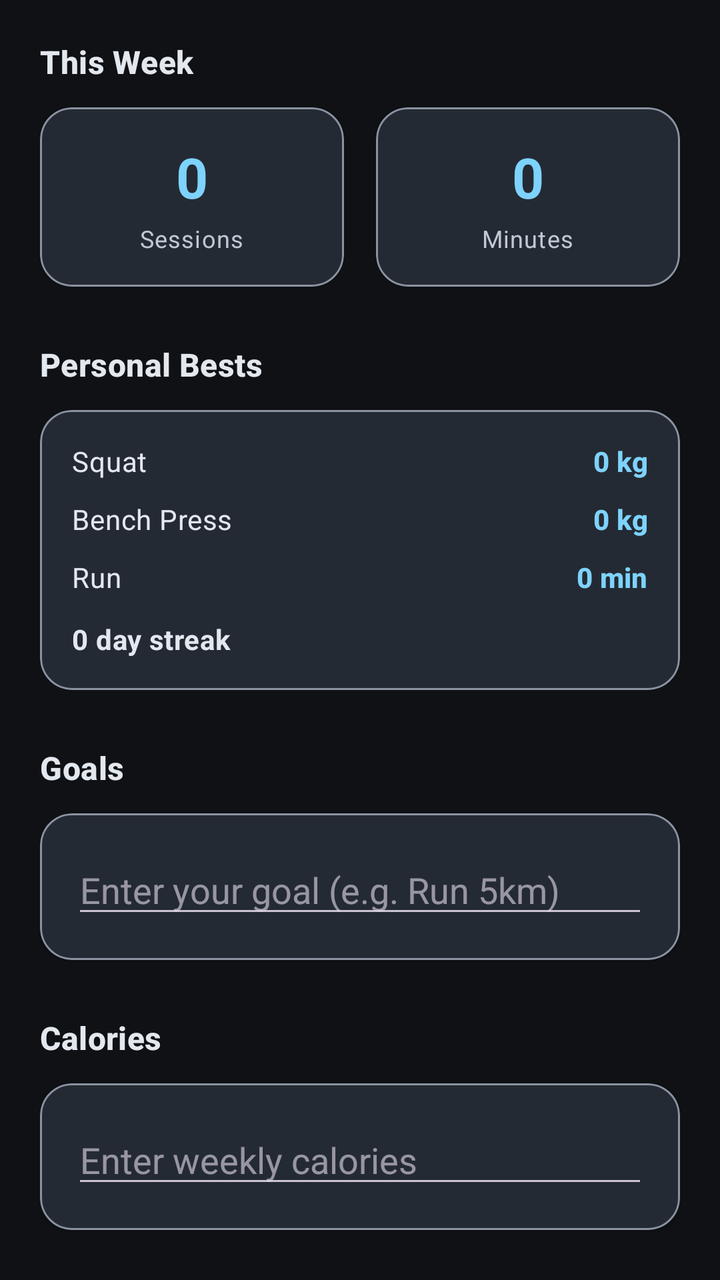
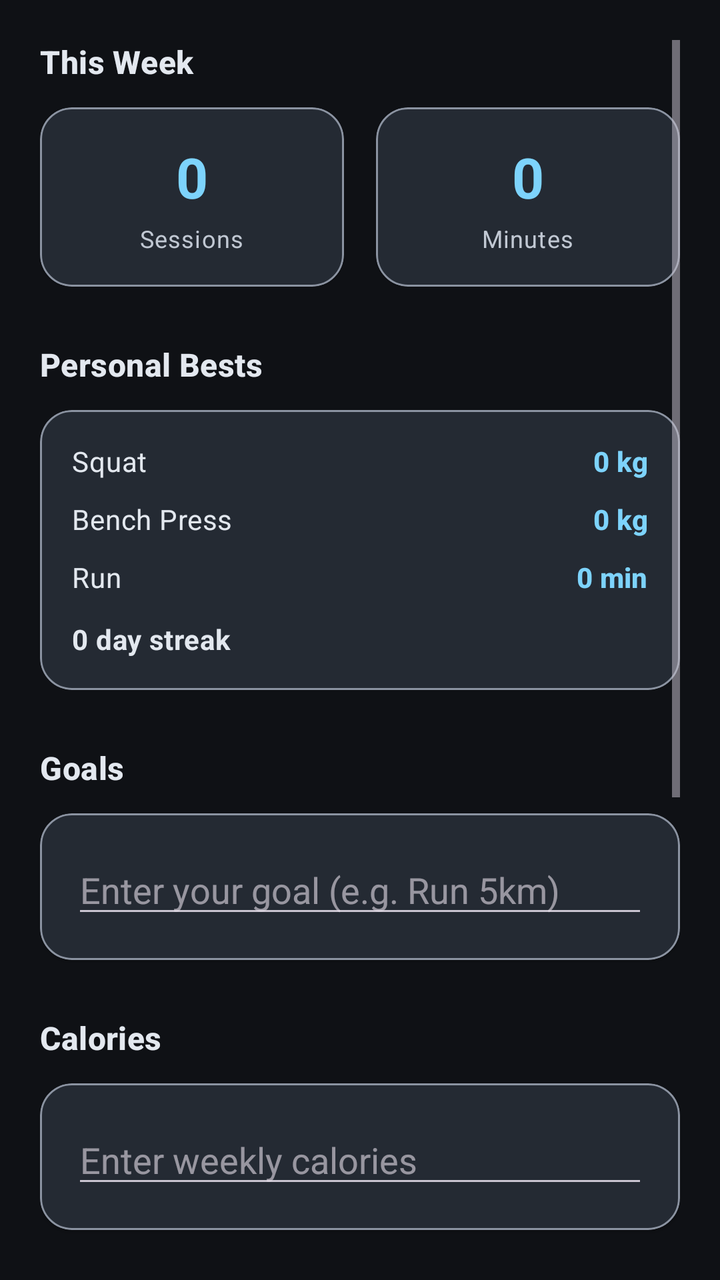

Screens rendered from an Android XML layout before and after an edit, with the pre-edit source and the edit as a unified diff.
<!-- AndroidManifest.xml: application theme Theme.CS4084Group3 -->
<!-- res/layout/fragment_progress.xml -->
<?xml version="1.0" encoding="utf-8"?>
<ScrollView xmlns:android="http://schemas.android.com/apk/res/android"
    xmlns:app="http://schemas.android.com/apk/res-auto"
    android:layout_width="match_parent"
    android:layout_height="match_parent"
    android:background="?android:attr/colorBackground"
    android:clipToPadding="false"
    android:fillViewport="true"
    android:paddingHorizontal="20dp"
    android:paddingTop="20dp"
    android:paddingBottom="20dp">

    <LinearLayout
        android:layout_width="match_parent"
        android:layout_height="wrap_content"
        android:orientation="vertical">

        
        <TextView
            android:layout_width="wrap_content"
            android:layout_height="wrap_content"
            android:text="This Week"
            android:textAppearance="?attr/textAppearanceTitleMedium"
            android:textColor="?attr/colorOnSurface"
            android:textStyle="bold" />

        
        <LinearLayout
            android:layout_width="match_parent"
            android:layout_height="wrap_content"
            android:layout_marginTop="12dp"
            android:orientation="horizontal">

            
            <com.google.android.material.card.MaterialCardView
                style="@style/Widget.CS4084Group3.Card"
                android:layout_width="0dp"
                android:layout_height="wrap_content"
                android:layout_marginEnd="8dp"
                android:layout_weight="1"
                app:cardCornerRadius="16dp">

                <LinearLayout
                    android:layout_width="match_parent"
                    android:layout_height="wrap_content"
                    android:gravity="center"
                    android:orientation="vertical"
                    android:padding="16dp">

                    <TextView
                        android:id="@+id/tvSessions"
                        android:layout_width="wrap_content"
                        android:layout_height="wrap_content"
                        android:text="0"
                        android:textAppearance="?attr/textAppearanceHeadlineMedium"
                        android:textColor="?attr/colorPrimary"
                        android:textStyle="bold" />

                    <TextView
                        android:layout_width="wrap_content"
                        android:layout_height="wrap_content"
                        android:layout_marginTop="4dp"
                        android:text="Sessions"
                        android:textAppearance="?attr/textAppearanceBodySmall"
                        android:textColor="?attr/colorOnSurfaceVariant" />
                </LinearLayout>
            </com.google.android.material.card.MaterialCardView>

            
            <com.google.android.material.card.MaterialCardView
                style="@style/Widget.CS4084Group3.Card"
                android:layout_width="0dp"
                android:layout_height="wrap_content"
                android:layout_marginStart="8dp"
                android:layout_weight="1"
                app:cardCornerRadius="16dp">

                <LinearLayout
                    android:layout_width="match_parent"
                    android:layout_height="wrap_content"
                    android:gravity="center"
                    android:orientation="vertical"
                    android:padding="16dp">

                    <TextView
                        android:id="@+id/tvMinutes"
                        android:layout_width="wrap_content"
                        android:layout_height="wrap_content"
                        android:text="0"
                        android:textAppearance="?attr/textAppearanceHeadlineMedium"
                        android:textColor="?attr/colorPrimary"
                        android:textStyle="bold" />

                    <TextView
                        android:layout_width="wrap_content"
                        android:layout_height="wrap_content"
                        android:layout_marginTop="4dp"
                        android:text="Minutes"
                        android:textAppearance="?attr/textAppearanceBodySmall"
                        android:textColor="?attr/colorOnSurfaceVariant" />
                </LinearLayout>
            </com.google.android.material.card.MaterialCardView>
        </LinearLayout>

        
        <TextView
            android:layout_width="wrap_content"
            android:layout_height="wrap_content"
            android:layout_marginTop="28dp"
            android:text="Personal Bests"
            android:textAppearance="?attr/textAppearanceTitleMedium"
            android:textColor="?attr/colorOnSurface"
            android:textStyle="bold" />

        <com.google.android.material.card.MaterialCardView
            style="@style/Widget.CS4084Group3.Card"
            android:layout_width="match_parent"
            android:layout_height="wrap_content"
            android:layout_marginTop="12dp"
            app:cardCornerRadius="16dp">

            <LinearLayout
                android:layout_width="match_parent"
                android:layout_height="wrap_content"
                android:orientation="vertical"
                android:padding="16dp">

                
                <LinearLayout
                    android:layout_width="match_parent"
                    android:layout_height="wrap_content"
                    android:orientation="horizontal">

                    <TextView
                        android:layout_width="0dp"
                        android:layout_height="wrap_content"
                        android:layout_weight="1"
                        android:text="Squat"
                        android:textAppearance="?attr/textAppearanceBodyMedium"
                        android:textColor="?attr/colorOnSurface" />

                    <TextView
                        android:id="@+id/tvSquatPB"
                        android:layout_width="wrap_content"
                        android:layout_height="wrap_content"
                        android:text="0 kg"
                        android:textAppearance="?attr/textAppearanceTitleSmall"
                        android:textColor="?attr/colorPrimary"
                        android:textStyle="bold" />
                </LinearLayout>

                
                <LinearLayout
                    android:layout_width="match_parent"
                    android:layout_height="wrap_content"
                    android:layout_marginTop="10dp"
                    android:orientation="horizontal">

                    <TextView
                        android:layout_width="0dp"
                        android:layout_height="wrap_content"
                        android:layout_weight="1"
                        android:text="Bench Press"
                        android:textAppearance="?attr/textAppearanceBodyMedium"
                        android:textColor="?attr/colorOnSurface" />

                    <TextView
                        android:id="@+id/tvBenchPB"
                        android:layout_width="wrap_content"
                        android:layout_height="wrap_content"
                        android:text="0 kg"
                        android:textAppearance="?attr/textAppearanceTitleSmall"
                        android:textColor="?attr/colorPrimary"
                        android:textStyle="bold" />
                </LinearLayout>


                
                <LinearLayout
                    android:layout_width="match_parent"
                    android:layout_height="wrap_content"
                    android:layout_marginTop="10dp"
                    android:orientation="horizontal">

                    <TextView
                        android:layout_width="0dp"
                        android:layout_height="wrap_content"
                        android:layout_weight="1"
                        android:text="Run"
                        android:textAppearance="?attr/textAppearanceBodyMedium"
                        android:textColor="?attr/colorOnSurface" />

                    <TextView
                        android:id="@+id/tvRunPB"
                        android:layout_width="wrap_content"
                        android:layout_height="wrap_content"
                        android:text="0 min"
                        android:textAppearance="?attr/textAppearanceTitleSmall"
                        android:textColor="?attr/colorPrimary"
                        android:textStyle="bold" />
                </LinearLayout>

                
                <TextView
                    android:id="@+id/tvStreak"
                    android:layout_width="wrap_content"
                    android:layout_height="wrap_content"
                    android:text="0 day streak"
                    android:textAppearance="?attr/textAppearanceBodyMedium"
                    android:textColor="?attr/colorOnSurface"
                    android:layout_marginTop="12dp"
                    android:textStyle="bold"/>

            </LinearLayout>
        </com.google.android.material.card.MaterialCardView>

        
        <TextView
            android:layout_width="wrap_content"
            android:layout_height="wrap_content"
            android:layout_marginTop="28dp"
            android:text="Goals"
            android:textAppearance="?attr/textAppearanceTitleMedium"
            android:textColor="?attr/colorOnSurface"
            android:textStyle="bold" />

        <com.google.android.material.card.MaterialCardView
            style="@style/Widget.CS4084Group3.Card"
            android:layout_width="match_parent"
            android:layout_height="wrap_content"
            android:layout_marginTop="12dp"
            app:cardCornerRadius="16dp">

            <LinearLayout
                android:layout_width="match_parent"
                android:layout_height="wrap_content"
                android:orientation="vertical"
                android:padding="16dp">

                <EditText
                    android:id="@+id/etGoal"
                    android:layout_width="match_parent"
                    android:layout_height="wrap_content"
                    android:hint="Enter your goal (e.g. Run 5km)"
                    android:inputType="text"/>

            </LinearLayout>
        </com.google.android.material.card.MaterialCardView>

        
        <TextView
            android:layout_width="wrap_content"
            android:layout_height="wrap_content"
            android:layout_marginTop="28dp"
            android:text="Calories"
            android:textAppearance="?attr/textAppearanceTitleMedium"
            android:textColor="?attr/colorOnSurface"
            android:textStyle="bold" />

        <com.google.android.material.card.MaterialCardView
            style="@style/Widget.CS4084Group3.Card"
            android:layout_width="match_parent"
            android:layout_height="wrap_content"
            android:layout_marginTop="12dp"
            app:cardCornerRadius="16dp">

            <LinearLayout
                android:layout_width="match_parent"
                android:layout_height="wrap_content"
                android:orientation="vertical"
                android:padding="16dp">

                <EditText
                    android:id="@+id/etCalories"
                    android:layout_width="match_parent"
                    android:layout_height="wrap_content"
                    android:hint="Enter weekly calories"
                    android:inputType="number"/>

            </LinearLayout>
        </com.google.android.material.card.MaterialCardView>


    </LinearLayout>

</ScrollView>
<!-- resources referenced by this layout -->
<resources>
  <style name="Widget.CS4084Group3.Card" parent="Widget.Material3.CardView.Elevated">
          <item name="cardBackgroundColor">?attr/colorSurfaceVariant</item>
          <item name="strokeColor">?attr/colorOutline</item>
          <item name="strokeWidth">1dp</item>
      </style>
  <style name="Theme.CS4084Group3" parent="Base.Theme.CS4084Group3" />
  <style name="Base.Theme.CS4084Group3" parent="Theme.Material3.Dark.NoActionBar">
          <item name="colorPrimary">@color/md_theme_dark_primary</item>
          <item name="colorOnPrimary">@color/md_theme_dark_onPrimary</item>
          <item name="colorSecondary">@color/md_theme_dark_secondary</item>
          <item name="colorOnSecondary">@color/md_theme_dark_onSecondary</item>
          <item name="android:colorBackground">@color/md_theme_dark_background</item>
          <item name="colorSurface">@color/md_theme_dark_surface</item>
          <item name="colorOnSurface">@color/md_theme_dark_onSurface</item>
          <item name="colorSurfaceVariant">@color/md_theme_dark_surfaceVariant</item>
          <item name="colorOnSurfaceVariant">@color/md_theme_dark_onSurfaceVariant</item>
          <item name="colorOutline">@color/md_theme_dark_outline</item>
          <item name="android:statusBarColor">@android:color/transparent</item>
          <item name="android:navigationBarColor">@color/md_theme_dark_surface</item>
          <item name="android:windowLightStatusBar">false</item>
          <item name="android:windowLightNavigationBar">false</item>
          <item name="toolbarStyle">@style/Widget.CS4084Group3.TopAppBar</item>
          <item name="bottomNavigationStyle">@style/Widget.CS4084Group3.BottomNav</item>
          <item name="materialCardViewStyle">@style/Widget.CS4084Group3.Card</item>
      </style>
  <color name="md_theme_dark_primary">#7DD3FC</color>
  <color name="md_theme_dark_onPrimary">#00344A</color>
  <color name="md_theme_dark_secondary">#A7C8E8</color>
  <color name="md_theme_dark_onSecondary">#0A314D</color>
  <color name="md_theme_dark_background">#0F1115</color>
  <color name="md_theme_dark_surface">#161A20</color>
  <color name="md_theme_dark_onSurface">#E3E8EF</color>
  <color name="md_theme_dark_surfaceVariant">#242A33</color>
  <color name="md_theme_dark_onSurfaceVariant">#C1C8D3</color>
  <color name="md_theme_dark_outline">#8B93A1</color>
  <style name="Widget.CS4084Group3.TopAppBar" parent="Widget.Material3.Toolbar">
          <item name="backgroundTint">?attr/colorSurface</item>
          <item name="titleTextColor">?attr/colorOnSurface</item>
          <item name="subtitleTextColor">?attr/colorOnSurfaceVariant</item>
          <item name="elevation">0dp</item>
      </style>
  <style name="Widget.CS4084Group3.BottomNav" parent="Widget.Material3.BottomNavigationView">
          <item name="android:background">?attr/colorSurface</item>
          <item name="itemIconTint">@color/bottom_nav_item_tint</item>
          <item name="itemTextColor">@color/bottom_nav_item_tint</item>
      </style>
</resources>

<!-- the commit's change to res/layout/fragment_progress.xml (unified diff, before → after) -->
@@ -280,6 +280,88 @@
             </LinearLayout>
         </com.google.android.material.card.MaterialCardView>
 
+        
+        <TextView
+            android:layout_width="wrap_content"
+            android:layout_height="wrap_content"
+            android:layout_marginTop="28dp"
+            android:text="Exercise Progress"
+            android:textAppearance="?attr/textAppearanceTitleMedium"
+            android:textColor="?attr/colorOnSurface"
+            android:textStyle="bold" />
+
+        <com.google.android.material.card.MaterialCardView
+            style="@style/Widget.CS4084Group3.Card"
+            android:layout_width="match_parent"
+            android:layout_height="wrap_content"
+            android:layout_marginTop="12dp"
+            app:cardCornerRadius="16dp">
+
+            <LinearLayout
+                android:layout_width="match_parent"
+                android:layout_height="wrap_content"
+                android:orientation="vertical"
+                android:padding="16dp">
+
+                
+                <LinearLayout
+                    android:layout_width="match_parent"
+                    android:layout_height="wrap_content"
+                    android:orientation="horizontal"
+                    android:gravity="center_vertical">
+
+                    <Spinner
+                        android:id="@+id/spinnerExercise"
+                        android:layout_width="0dp"
+                        android:layout_height="wrap_content"
+                        android:layout_weight="1"
+                        android:layout_marginEnd="8dp"
+                        android:background="@android:drawable/btn_dropdown"
+                        android:spinnerMode="dropdown" />
+
+                    <Spinner
+                        android:id="@+id/spinnerMetric"
+                        android:layout_width="0dp"
+                        android:layout_height="wrap_content"
+                        android:layout_weight="1"
+                        android:background="@android:drawable/btn_dropdown"
+                        android:spinnerMode="dropdown" />
+                </LinearLayout>
+
+                
+                <TextView
+                    android:id="@+id/tvChartMetricLabel"
+                    android:layout_width="wrap_content"
+                    android:layout_height="wrap_content"
+                    android:layout_marginTop="8dp"
+                    android:textAppearance="?attr/textAppearanceBodySmall"
+                    android:textColor="?attr/colorOnSurfaceVariant" />
+
+                
+                <com.example.cs4084_group_3.ExerciseProgressChart
+                    android:id="@+id/exerciseProgressChart"
+                    android:layout_width="match_parent"
+                    android:layout_height="220dp"
+                    android:layout_marginTop="12dp"
+                    android:visibility="visible" />
+
+                
+                <TextView
+                    android:id="@+id/tvChartNoData"
+                    android:layout_width="match_parent"
+                    android:layout_height="wrap_content"
+                    android:layout_marginTop="16dp"
+                    android:gravity="center"
+                    android:text="Complete a workout to see your progress here."
+                    android:textAppearance="?attr/textAppearanceBodyMedium"
+                    android:textColor="?attr/colorOnSurfaceVariant"
+                    android:visibility="gone" />
+
+            </LinearLayout>
+        </com.google.android.material.card.MaterialCardView>
+
+
+
 
     </LinearLayout>
 
